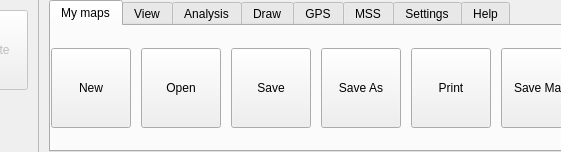
kadas-albireo/kadas-albireo, file src/ui/qgsribbontopwidget.ui: the form before one commit; both pictures show x 332 to 893 and y 0 to 152 of the 1349 by 152 pixel window.
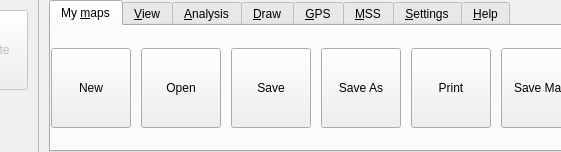
The form after the commit. Icons and pictures are not drawn. Custom widgets are drawn as their Qt base class.

What changed in the file:
```diff
--- a/src/ui/qgsribbontopwidget.ui
+++ b/src/ui/qgsribbontopwidget.ui
@@ -349,7 +349,7 @@
         </property>
         <widget class="QWidget" name="mMyMapsTab">
          <attribute name="title">
-          <string>My maps</string>
+          <string>My &amp;maps</string>
          </attribute>
          <layout class="QGridLayout" name="gridLayout_2">
           <property name="leftMargin">
@@ -650,7 +650,7 @@
         </widget>
         <widget class="QWidget" name="mViewTab">
          <attribute name="title">
-          <string>View</string>
+          <string>&amp;View</string>
          </attribute>
          <layout class="QGridLayout" name="gridLayout_6">
           <property name="leftMargin">
@@ -846,7 +846,7 @@
         </widget>
         <widget class="QWidget" name="mAnalysisTab">
          <attribute name="title">
-          <string>Analysis</string>
+          <string>&amp;Analysis</string>
          </attribute>
          <layout class="QGridLayout" name="gridLayout_5">
           <property name="leftMargin">
@@ -1133,7 +1133,7 @@
         </widget>
         <widget class="QWidget" name="mDrawTab">
          <attribute name="title">
-          <string>Draw</string>
+          <string>&amp;Draw</string>
          </attribute>
          <layout class="QGridLayout" name="gridLayout_4">
           <property name="leftMargin">
@@ -1461,7 +1461,7 @@
         </widget>
         <widget class="QWidget" name="mGpsTab">
          <attribute name="title">
-          <string>GPS</string>
+          <string>&amp;GPS</string>
          </attribute>
          <layout class="QGridLayout" name="gridLayout">
           <property name="leftMargin">
@@ -1691,7 +1691,7 @@
         </widget>
         <widget class="QWidget" name="mMssTab">
          <attribute name="title">
-          <string>MSS</string>
+          <string>&amp;MSS</string>
          </attribute>
          <layout class="QGridLayout" name="gridLayout_8">
           <property name="leftMargin">
@@ -1954,7 +1954,7 @@
         </widget>
         <widget class="QWidget" name="mSettingsTab">
          <attribute name="title">
-          <string>Settings</string>
+          <string>&amp;Settings</string>
          </attribute>
          <layout class="QHBoxLayout" name="horizontalLayout">
           <property name="spacing">
@@ -2041,7 +2041,7 @@
         </widget>
         <widget class="QWidget" name="mHelpTab">
          <attribute name="title">
-          <string>Help</string>
+          <string>&amp;Help</string>
          </attribute>
          <layout class="QHBoxLayout" name="horizontalLayout_3">
           <property name="spacing">
```
Left out of the diff: 24 changed lines with no effect on the pictures.
